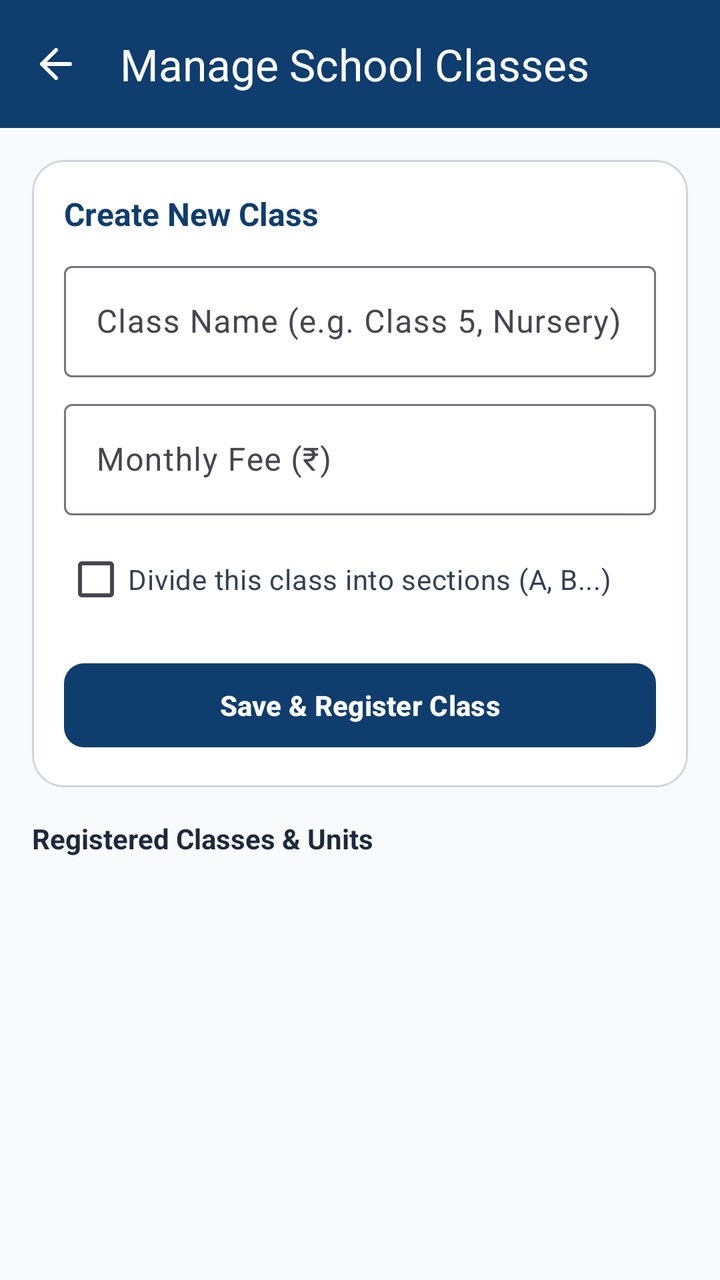
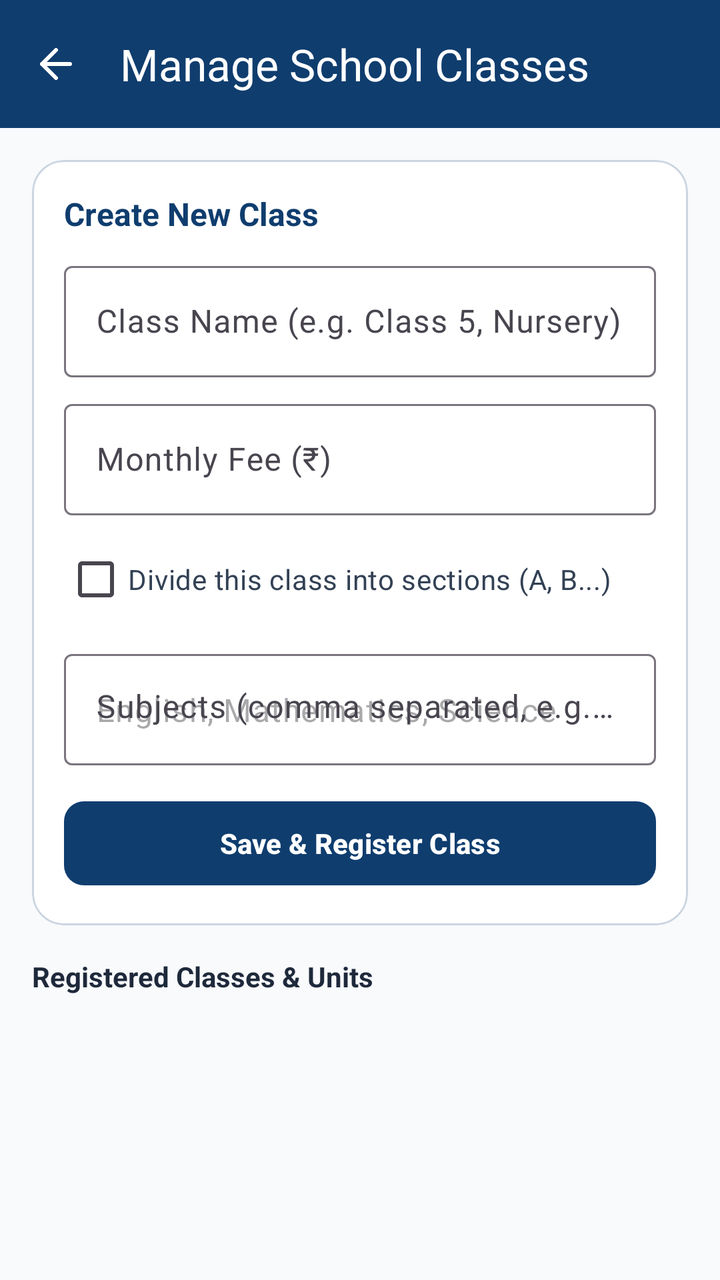

An Android layout rendered at two revisions. The XML below is the earlier revision; the diff shows what the commit changed to produce the second picture.
<!-- AndroidManifest.xml: application theme Theme.SchoolManager -->
<!-- res/layout/activity_class_management.xml -->
<?xml version="1.0" encoding="utf-8"?>
<androidx.coordinatorlayout.widget.CoordinatorLayout
    xmlns:android="http://schemas.android.com/apk/res/android"
    xmlns:app="http://schemas.android.com/apk/res-auto"
    android:layout_width="match_parent"
    android:layout_height="match_parent"
    android:background="#F8FAFC">

    <com.google.android.material.appbar.AppBarLayout
        android:layout_width="match_parent"
        android:layout_height="wrap_content">

        <com.google.android.material.appbar.MaterialToolbar
            android:id="@+id/toolbar"
            android:layout_width="match_parent"
            android:layout_height="?attr/actionBarSize"
            android:background="#0F3D6E"
            app:title="Manage School Classes"
            app:titleTextColor="@android:color/white"
            app:navigationIcon="@drawable/ic_arrow_back_modern" />
    </com.google.android.material.appbar.AppBarLayout>

    <LinearLayout
        android:layout_width="match_parent"
        android:layout_height="match_parent"
        android:orientation="vertical"
        android:padding="16dp"
        app:layout_behavior="@string/appbar_scrolling_view_behavior">

        <com.google.android.material.card.MaterialCardView
            android:layout_width="match_parent"
            android:layout_height="wrap_content"
            app:cardCornerRadius="16dp"
            app:cardBackgroundColor="@android:color/white"
            app:strokeWidth="1dp"
            app:strokeColor="#CBD5E1">

            <LinearLayout
                android:layout_width="match_parent"
                android:layout_height="wrap_content"
                android:orientation="vertical"
                android:padding="16dp">

                <TextView
                    android:layout_width="wrap_content"
                    android:layout_height="wrap_content"
                    android:text="Create New Class"
                    android:textSize="16sp"
                    android:textStyle="bold"
                    android:textColor="#0F3D6E" />

                <com.google.android.material.textfield.TextInputLayout
                    style="@style/Widget.Material3.TextInputLayout.OutlinedBox"
                    android:layout_width="match_parent"
                    android:layout_height="wrap_content"
                    android:layout_marginTop="10dp"
                    android:hint="Class Name (e.g. Class 5, Nursery)">
                    <com.google.android.material.textfield.TextInputEditText
                        android:id="@+id/etClassName"
                        android:layout_width="match_parent"
                        android:layout_height="wrap_content" />
                </com.google.android.material.textfield.TextInputLayout>

                <com.google.android.material.textfield.TextInputLayout
                    style="@style/Widget.Material3.TextInputLayout.OutlinedBox"
                    android:layout_width="match_parent"
                    android:layout_height="wrap_content"
                    android:layout_marginTop="8dp"
                    android:hint="Monthly Fee (₹)">
                    <com.google.android.material.textfield.TextInputEditText
                        android:id="@+id/etMonthlyFee"
                        android:layout_width="match_parent"
                        android:layout_height="wrap_content"
                        android:inputType="numberDecimal" />
                </com.google.android.material.textfield.TextInputLayout>

                <com.google.android.material.checkbox.MaterialCheckBox
                    android:id="@+id/cbDivideSection"
                    android:layout_width="match_parent"
                    android:layout_height="wrap_content"
                    android:layout_marginTop="8dp"
                    android:text="Divide this class into sections (A, B...)"
                    android:textColor="#334155" />

                <com.google.android.material.textfield.TextInputLayout
                    android:id="@+id/tilSections"
                    style="@style/Widget.Material3.TextInputLayout.OutlinedBox"
                    android:layout_width="match_parent"
                    android:layout_height="wrap_content"
                    android:layout_marginTop="4dp"
                    android:hint="Sections (comma separated, e.g. A, B)"
                    android:visibility="gone">
                    <com.google.android.material.textfield.TextInputEditText
                        android:id="@+id/etSections"
                        android:layout_width="match_parent"
                        android:layout_height="wrap_content"
                        android:text="A, B" />
                </com.google.android.material.textfield.TextInputLayout>

                <com.google.android.material.button.MaterialButton
                    android:id="@+id/btnAddClass"
                    android:layout_width="match_parent"
                    android:layout_height="50dp"
                    android:layout_marginTop="14dp"
                    android:text="Save &amp; Register Class"
                    android:textStyle="bold"
                    app:cornerRadius="10dp"
                    app:backgroundTint="#0F3D6E" />

            </LinearLayout>
        </com.google.android.material.card.MaterialCardView>

        <TextView
            android:layout_width="wrap_content"
            android:layout_height="wrap_content"
            android:layout_marginTop="16dp"
            android:layout_marginBottom="8dp"
            android:text="Registered Classes &amp; Units"
            android:textStyle="bold"
            android:textColor="#1E293B" />

        <androidx.recyclerview.widget.RecyclerView
            android:id="@+id/rvClasses"
            android:layout_width="match_parent"
            android:layout_height="0dp"
            android:layout_weight="1" />
    </LinearLayout>
</androidx.coordinatorlayout.widget.CoordinatorLayout>
<!-- resources referenced by this layout -->
<resources>
  <!-- drawable ic_arrow_back_modern (drawable) -->
  <vector xmlns:android="http://schemas.android.com/apk/res/android" android:width="24dp" android:height="24dp" android:viewportWidth="24" android:viewportHeight="24"><path android:fillColor="@android:color/transparent" android:strokeColor="#FFFFFF" android:strokeWidth="2" android:strokeLineCap="round" android:strokeLineJoin="round" android:pathData="M19 12H5m0 0 7-7m-7 7 7 7"/></vector>
  <style name="Theme.SchoolManager" parent="Theme.Material3.DayNight.NoActionBar">
          <item name="colorPrimary">#0F3D6E</item>
          <item name="colorOnPrimary">#FFFFFF</item>
          <item name="colorSecondary">#D97706</item>
          
          <item name="colorSecondaryContainer">#FEF3C7</item>
          <item name="colorOnSecondaryContainer">#0F3D6E</item>
          <item name="android:statusBarColor">#0F3D6E</item>
          <item name="android:windowLightStatusBar">false</item>
      </style>
</resources>

<!-- the commit's change to res/layout/activity_class_management.xml (unified diff, before → after) -->
@@ -97,6 +97,23 @@
                         android:text="A, B" />
                 </com.google.android.material.textfield.TextInputLayout>
 
+                <com.google.android.material.textfield.TextInputLayout
+                    style="@style/Widget.Material3.TextInputLayout.OutlinedBox"
+                    android:layout_width="match_parent"
+                    android:layout_height="wrap_content"
+                    android:layout_marginTop="8dp"
+                    android:hint="Subjects (comma separated, e.g. English, Mathematics, Science)">
+
+                    <com.google.android.material.textfield.TextInputEditText
+                        android:id="@+id/etClassSubjects"
+                        android:layout_width="match_parent"
+                        android:layout_height="wrap_content"
+                        android:inputType="textCapSentences"
+                        android:minLines="2"
+                        android:gravity="top"
+                        android:hint="English, Mathematics, Science" />
+                </com.google.android.material.textfield.TextInputLayout>
+
                 <com.google.android.material.button.MaterialButton
                     android:id="@+id/btnAddClass"
                     android:layout_width="match_parent"
